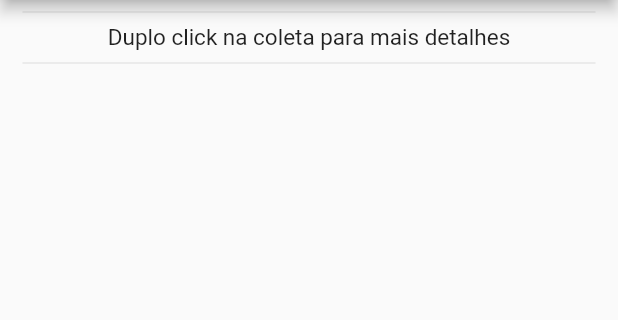
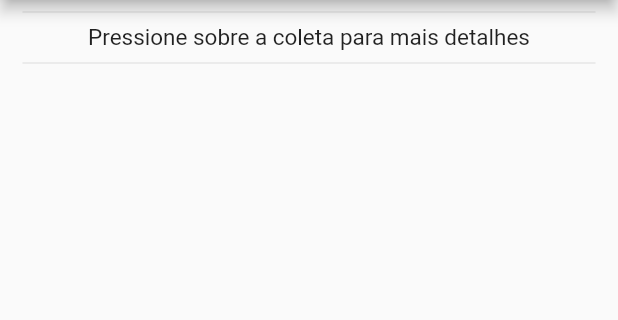
Before and after one commit to Giebmeyer/Pet99, a Flutter app: the screen it shows after launch, on a phone screen of 412 x 824 dp, the part 84-404 px from its top. Run offline on Flutter 3.47's test engine with Material 2 defaults, Android fonts, the phone set to English and light mode, and no system bars.

Commit message:
Alteração do código.

```diff
--- a/Pet99/lib/main.dart
+++ b/Pet99/lib/main.dart
@@ -80,7 +80,7 @@ class _HomeState extends State<Home> {
               endIndent: 15,
               indent: 15,
             ),
-            Text("Duplo click na coleta para mais detalhes",
+            Text("Pressione sobre a coleta para mais detalhes",
                 style: TextStyle(fontSize: 15), textAlign: TextAlign.center),
             Divider(
               endIndent: 15,
@@ -108,7 +108,7 @@ class _HomeState extends State<Home> {
 
   Widget buildItem(BuildContext context, int index) {
     return InkWell(
-      onDoubleTap: () {
+      onLongPress: () {
         setState(() {
           _exibirDialogo(index);
         });
```
Also changed, not shown: 1 other file.
